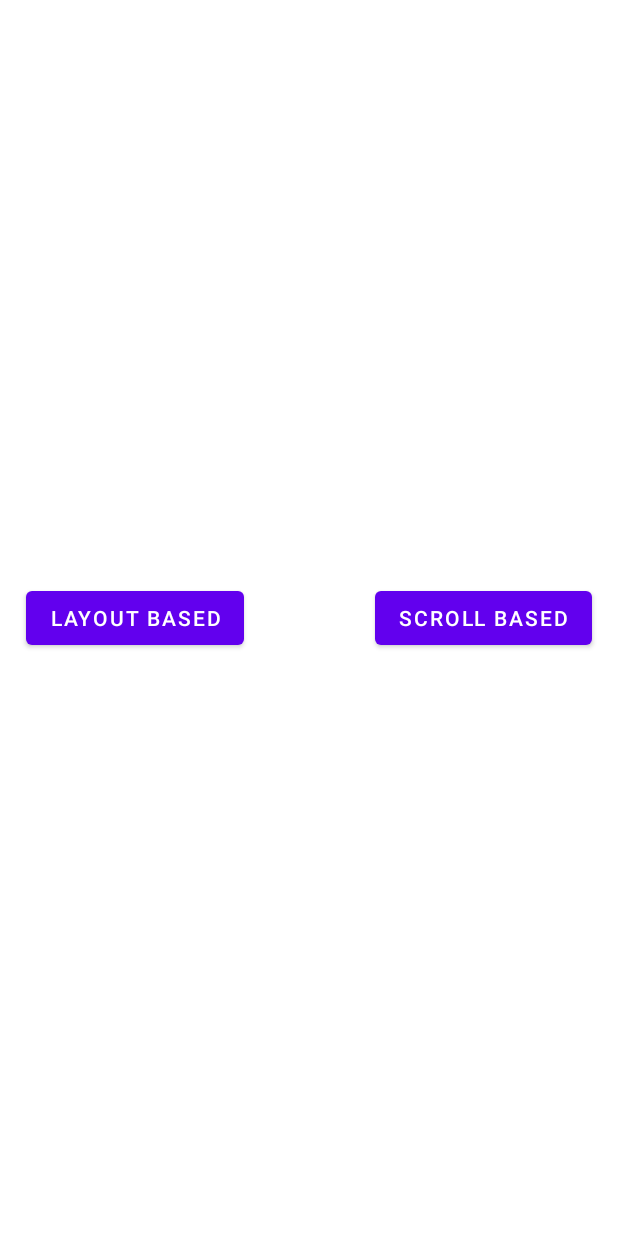
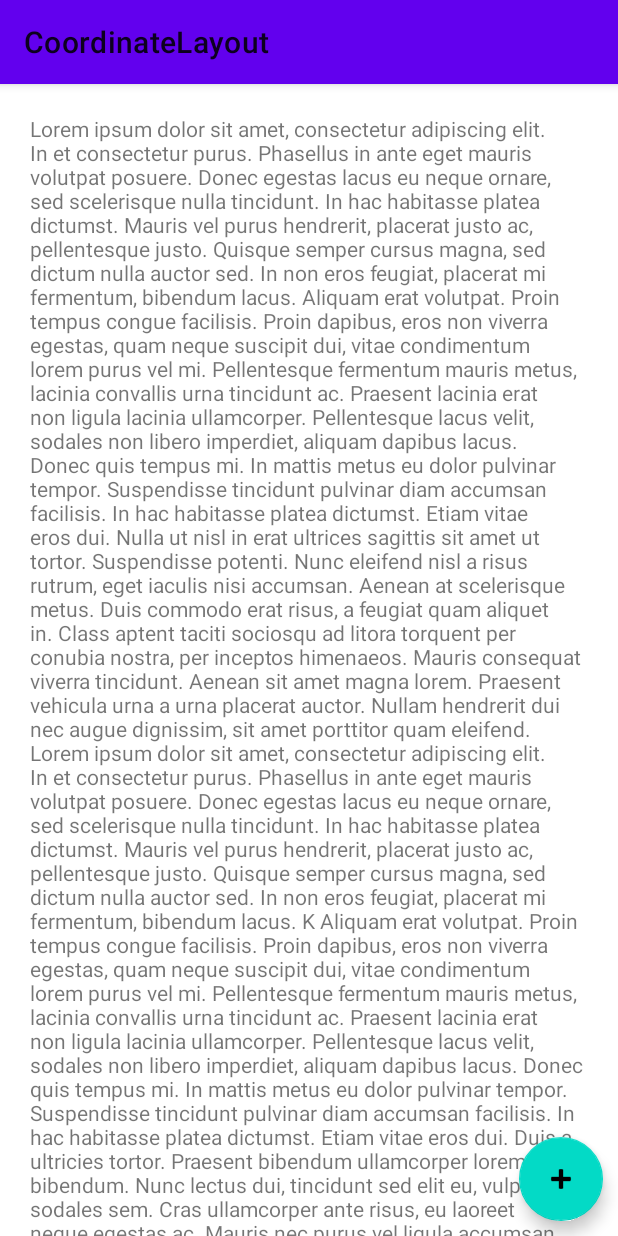
Before and after one commit to W0lFi3-IND/CoordinatorLayout-Implementation, an Android app: the screen it shows after launch (MainActivity before the commit, LayoutBased after it), after a tap on "LAYOUT BASED", on a phone screen of 412 x 824 dp. Run offline under Robolectric (Android 15) with nearby library versions, the phone set to English and light mode, and no system bars.

Commit message:
implementation of LayoutBased

```diff
--- a/app/src/main/AndroidManifest.xml
+++ b/app/src/main/AndroidManifest.xml
@@ -9,6 +9,7 @@
         android:roundIcon="@mipmap/ic_launcher_round"
         android:supportsRtl="true"
         android:theme="@style/AppTheme">
+        <activity android:name=".LayoutBased"></activity>
         <activity android:name=".MainActivity">
             <intent-filter>
                 <action android:name="android.intent.action.MAIN" />
--- /dev/null
+++ b/app/src/main/java/com/example/coordinatelayout/LayoutBased.java
@@ -0,0 +1,25 @@
+package com.example.coordinatelayout;
+
+import android.os.Bundle;
+import android.view.View;
+
+import com.google.android.material.snackbar.Snackbar;
+
+import androidx.appcompat.app.AppCompatActivity;
+import androidx.appcompat.widget.Toolbar;
+
+public class LayoutBased extends AppCompatActivity {
+
+    @Override
+    protected void onCreate(Bundle savedInstanceState) {
+        super.onCreate(savedInstanceState);
+        setContentView(R.layout.activity_layout_based);
+        setSupportActionBar((Toolbar) findViewById(R.id.toolbar));
+        findViewById(R.id.fab).setOnClickListener(new View.OnClickListener() {
+            @Override
+            public void onClick(View view) {
+                Snackbar.make(view,getString(R.string.app_name),Snackbar.LENGTH_LONG).setAction("Action",null).show();
+            }
+        });
+    }
+}
--- a/app/src/main/java/com/example/coordinatelayout/MainActivity.java
+++ b/app/src/main/java/com/example/coordinatelayout/MainActivity.java
@@ -1,5 +1,6 @@
 package com.example.coordinatelayout;
 
+import android.content.Intent;
 import android.os.Bundle;
 import android.view.View;
 
@@ -14,7 +15,7 @@ public class MainActivity extends AppCompatActivity {
         findViewById(R.id.Layoutbasedbtn).setOnClickListener(new View.OnClickListener() {
             @Override
             public void onClick(View view) {
-
+                startActivity(new Intent(MainActivity.this, LayoutBased.class));
             }
         });
         findViewById(R.id.Scrollbasedbtn).setOnClickListener(new View.OnClickListener() {
--- /dev/null
+++ b/app/src/main/res/layout/activity_layout_based.xml
@@ -0,0 +1,28 @@
+<?xml version="1.0" encoding="utf-8"?>
+<androidx.coordinatorlayout.widget.CoordinatorLayout xmlns:android="http://schemas.android.com/apk/res/android"
+    xmlns:app="http://schemas.android.com/apk/res-auto"
+    xmlns:tools="http://schemas.android.com/tools"
+    android:layout_width="match_parent"
+    android:layout_height="match_parent"
+    tools:context=".LayoutBased">
+    <com.google.android.material.appbar.AppBarLayout
+        android:layout_width="match_parent"
+        android:layout_height="wrap_content"
+        android:theme="@style/AppTheme">
+    <androidx.appcompat.widget.Toolbar
+        android:id="@+id/toolbar"
+        android:layout_width="match_parent"
+        android:layout_height="?attr/actionBarSize"
+        android:background="?attr/colorPrimary"
+        app:popupTheme="@style/AppTheme.PopupOverlay" />
+    </com.google.android.material.appbar.AppBarLayout>
+    <include layout="@layout/contentlayout" />
+    <com.google.android.material.floatingactionbutton.FloatingActionButton
+        android:id="@+id/fab"
+        android:layout_width="wrap_content"
+        android:layout_height="wrap_content"
+        android:layout_gravity="bottom|end"
+        android:layout_margin="10dp"
+        app:srcCompat="@android:drawable/ic_input_add" />
+
+</androidx.coordinatorlayout.widget.CoordinatorLayout>
--- /dev/null
+++ b/app/src/main/res/layout/contentlayout.xml
@@ -0,0 +1,22 @@
+<androidx.constraintlayout.widget.ConstraintLayout xmlns:android="http://schemas.android.com/apk/res/android"
+    xmlns:app="http://schemas.android.com/apk/res-auto"
+    android:layout_width="match_parent"
+    android:layout_height="match_parent"
+    app:layout_behavior="@string/appbar_scrolling_view_behavior">
+
+    <androidx.core.widget.NestedScrollView
+        android:layout_width="match_parent"
+        android:layout_height="match_parent">
+
+        <androidx.appcompat.widget.AppCompatTextView
+            android:layout_width="wrap_content"
+            android:layout_height="wrap_content"
+            android:layout_margin="20dp"
+            android:text="@string/large_text"
+            app:layout_constraintEnd_toEndOf="parent"
+            app:layout_constraintStart_toStartOf="parent"
+            app:layout_constraintTop_toTopOf="parent" />
+
+    </androidx.core.widget.NestedScrollView>
+
+</androidx.constraintlayout.widget.ConstraintLayout>
--- /dev/null
+++ b/app/src/main/res/values/dimens.xml
@@ -0,0 +1,4 @@
+<?xml version="1.0" encoding="utf-8"?>
+<resources>
+
+</resources>
--- a/app/src/main/res/values/strings.xml
+++ b/app/src/main/res/values/strings.xml
@@ -2,4 +2,15 @@
     <string name="app_name">CoordinateLayout</string>
     <string name="layout_based">Layout Based</string>
     <string name="scroll_layout">Scroll Based</string>
+    <string name="large_text">Lorem ipsum dolor sit amet, consectetur adipiscing elit. In et consectetur purus. Phasellus in ante eget mauris volutpat posuere. Donec egestas lacus eu neque ornare, sed scelerisque nulla tincidunt. In hac habitasse platea dictumst. Mauris vel purus hendrerit, placerat justo ac, pellentesque justo. Quisque semper cursus magna, sed dictum nulla auctor sed. In non eros feugiat, placerat mi fermentum, bibendum lacus.
+
+Aliquam erat volutpat. Proin tempus congue facilisis. Proin dapibus, eros non viverra egestas, quam neque suscipit dui, vitae condimentum lorem purus vel mi. Pellentesque fermentum mauris metus, lacinia convallis urna tincidunt ac. Praesent lacinia erat non ligula lacinia ullamcorper. Pellentesque lacus velit, sodales non libero imperdiet, aliquam dapibus lacus. Donec quis tempus mi. In mattis metus eu dolor pulvinar tempor. Suspendisse tincidunt pulvinar diam accumsan facilisis.
+
+In hac habitasse platea dictumst. Etiam vitae eros dui. Nulla ut nisl in erat ultrices sagittis sit amet ut tortor. Suspendisse potenti. Nunc eleifend nisl a risus rutrum, eget iaculis nisi accumsan. Aenean at scelerisque metus. Duis commodo erat risus, a feugiat quam aliquet in. Class aptent taciti sociosqu ad litora torquent per conubia nostra, per inceptos himenaeos. Mauris consequat viverra tincidunt. Aenean sit amet magna lorem. Praesent vehicula urna a urna placerat auctor. Nullam hendrerit dui nec augue dignissim, sit amet porttitor quam eleifend.
+Lorem ipsum dolor sit amet, consectetur adipiscing elit. In et consectetur purus. Phasellus in ante eget mauris volutpat posuere. Donec egestas lacus eu neque ornare, sed scelerisque nulla tincidunt. In hac habitasse platea dictumst. Mauris vel purus hendrerit, placerat justo ac, pellentesque justo. Quisque semper cursus magna, sed dictum nulla auctor sed. In non eros feugiat, placerat mi fermentum, bibendum lacus.
+K
+Aliquam erat volutpat. Proin tempus congue facilisis. Proin dapibus, eros non viverra egestas, quam neque suscipit dui, vitae condimentum lorem purus vel mi. Pellentesque fermentum mauris metus, lacinia convallis urna tincidunt ac. Praesent lacinia erat non ligula lacinia ullamcorper. Pellentesque lacus velit, sodales non libero imperdiet, aliquam dapibus lacus. Donec quis tempus mi. In mattis metus eu dolor pulvinar tempor. Suspendisse tincidunt pulvinar diam accumsan facilisis.
+
+In hac habitasse platea dictumst. Etiam vitae eros dui.
+Duis a ultricies tortor. Praesent bibendum ullamcorper lorem eget bibendum. Nunc lectus dui, tincidunt sed elit eu, vulputate sodales sem. Cras ullamcorper ante risus, eu laoreet neque egestas ac. Mauris nec purus vel ligula accumsan vehicula. Sed eget elit purus. Aenean in sapien vel justo laoreet blandit in a sem. Vivamus et venenatis lorem. Nulla id urna condimentum, scelerisque nisi ac, condimentum sem. Donec cursus neque justo, nec aliquam nisl efficitur dignissim. Phasellus luctus dolor tellus, pretium feugiat ante feugiat semper.</string>
 </resources>
--- a/app/src/main/res/values/styles.xml
+++ b/app/src/main/res/values/styles.xml
@@ -6,5 +6,5 @@
         <item name="colorPrimaryDark">@color/colorPrimaryDark</item>
         <item name="colorAccent">@color/colorAccent</item>
     </style>
-
+    <style name="AppTheme.PopupOverlay" parent="ThemeOverlay.AppCompat.Light" />
 </resources>
```
